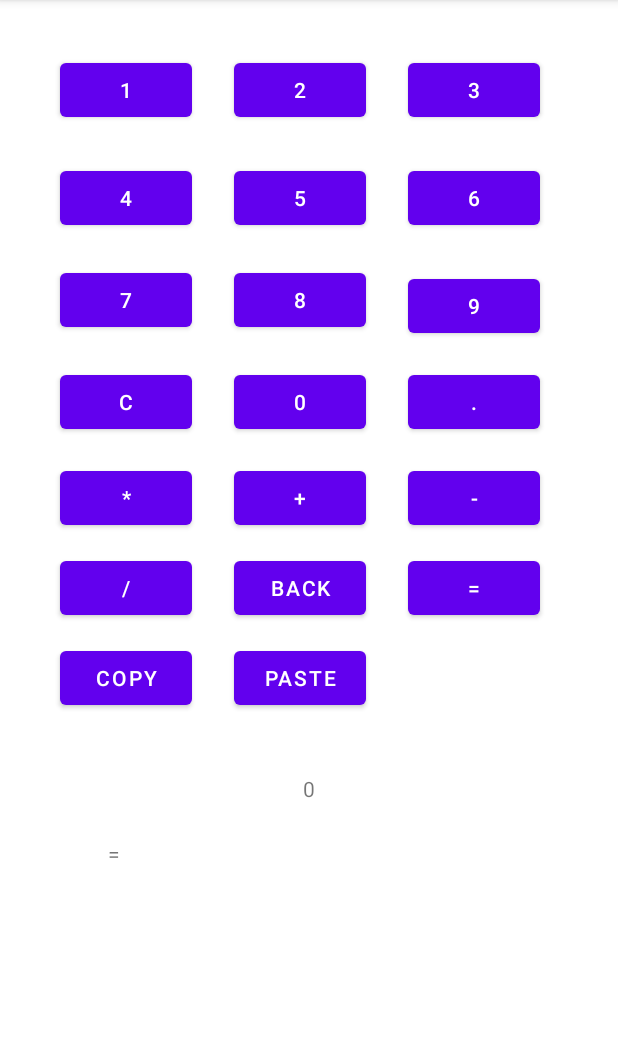
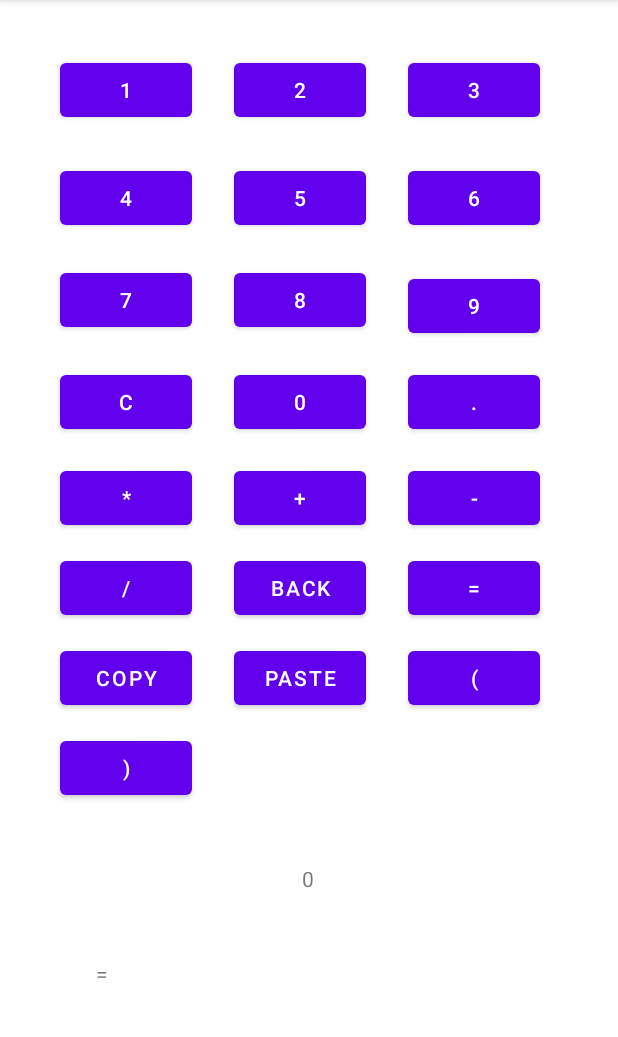
Before and after one commit to usermisterfive/Calculator, an Android app: the screen it shows after launch (MainActivity), on a phone screen of 412 x 824 dp, the part 84-1121 px from its top. Run offline under Robolectric (Android 15) with nearby library versions, the phone set to English and light mode, and no system bars.

Commit message:
add brackets #4

```diff
--- a/app/build.gradle
+++ b/app/build.gradle
@@ -2,7 +2,7 @@ plugins {
     id 'com.android.application'
 }
 
-project.ext.set("versionName", "12.6.1")
+project.ext.set("versionName", "13.0.0")
 
 android {
     compileSdk 34
--- a/app/src/main/res/layout/activity_main.xml
+++ b/app/src/main/res/layout/activity_main.xml
@@ -10,9 +10,10 @@
         android:id="@+id/expressionTextView"
         android:layout_width="wrap_content"
         android:layout_height="wrap_content"
-        android:layout_marginTop="40dp"
+        android:layout_marginTop="100dp"
         android:text="operation"
         app:layout_constraintEnd_toEndOf="parent"
+        app:layout_constraintHorizontal_bias="0.498"
         app:layout_constraintStart_toStartOf="parent"
         app:layout_constraintTop_toBottomOf="@+id/pasteButton" />
 
@@ -140,8 +141,8 @@
         android:id="@+id/equalsTextView"
         android:layout_width="279dp"
         android:layout_height="29dp"
-        android:layout_marginStart="72dp"
-        android:layout_marginTop="24dp"
+        android:layout_marginStart="64dp"
+        android:layout_marginTop="44dp"
         android:text="="
         app:layout_constraintStart_toStartOf="parent"
         app:layout_constraintTop_toBottomOf="@+id/expressionTextView" />
@@ -236,4 +237,24 @@
         app:layout_constraintStart_toStartOf="parent"
         app:layout_constraintTop_toTopOf="parent" />
 
+    <Button
+        android:id="@+id/leftBracketButton"
+        android:layout_width="wrap_content"
+        android:layout_height="wrap_content"
+        android:layout_marginStart="272dp"
+        android:layout_marginTop="428dp"
+        android:text="("
+        app:layout_constraintStart_toStartOf="parent"
+        app:layout_constraintTop_toTopOf="parent" />
+
+    <Button
+        android:id="@+id/rightBracketButton"
+        android:layout_width="wrap_content"
+        android:layout_height="wrap_content"
+        android:layout_marginStart="40dp"
+        android:layout_marginTop="488dp"
+        android:text=")"
+        app:layout_constraintStart_toStartOf="parent"
+        app:layout_constraintTop_toTopOf="parent" />
+
 </androidx.constraintlayout.widget.ConstraintLayout>
```
